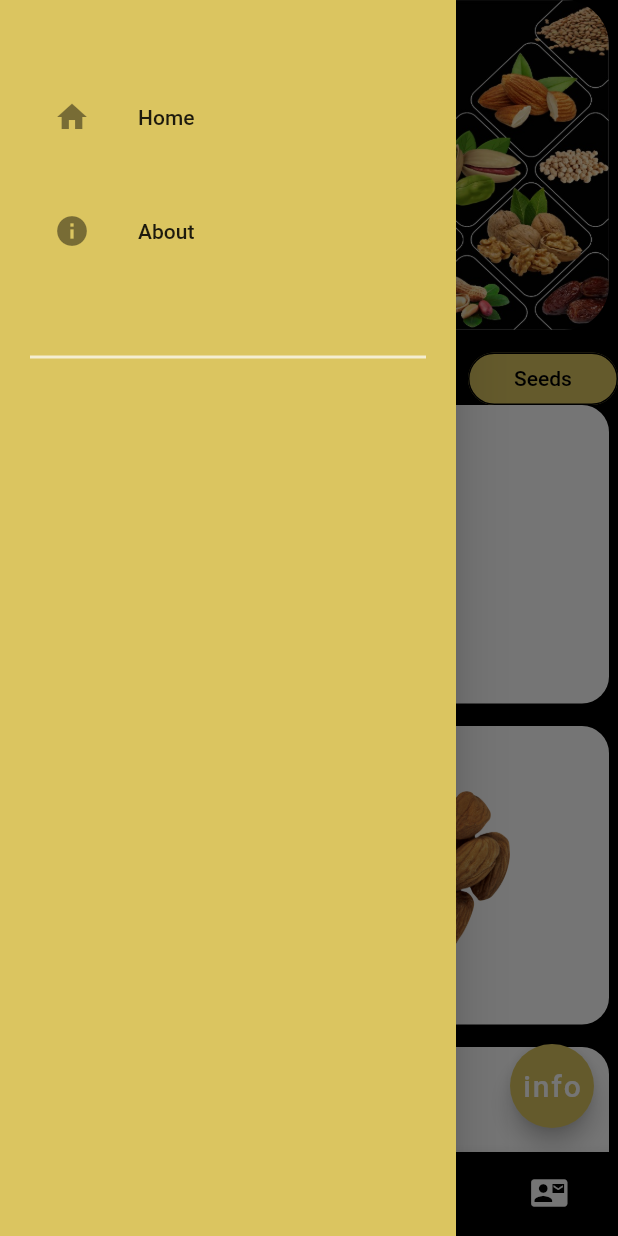
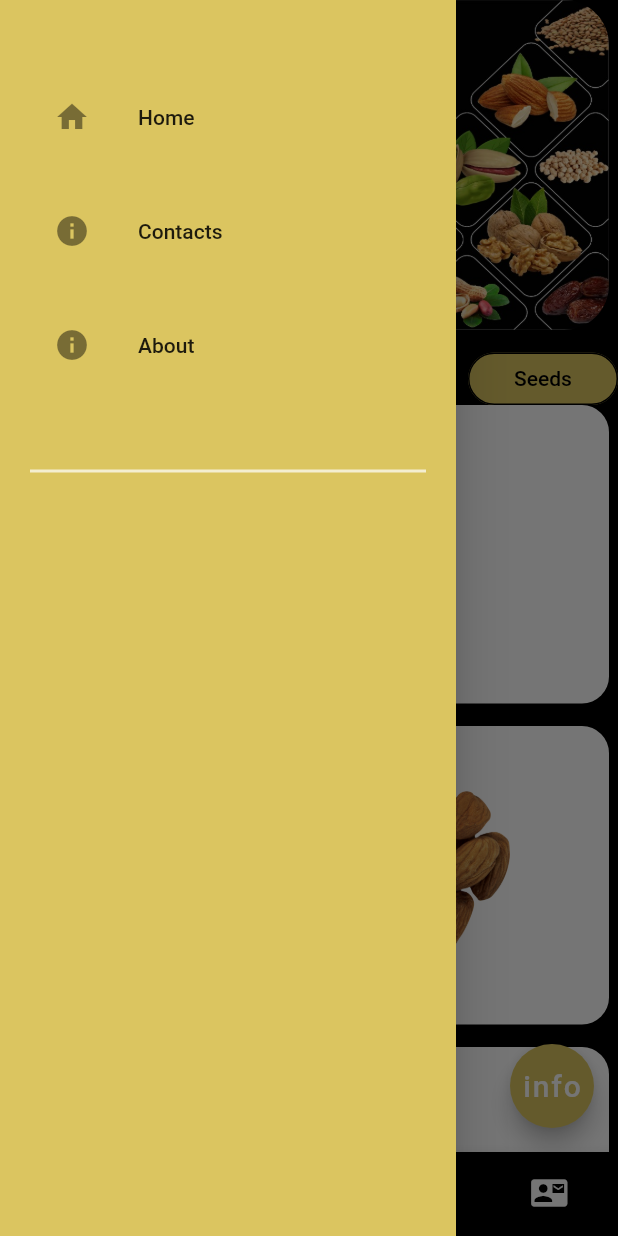
Before and after one commit to bahirbarak/meem_dry_fruits_app, a Flutter app: the screen it shows after launch, with the side drawer open, on a phone screen of 412 x 824 dp. Run offline on Flutter 3.47's test engine with Material 2 defaults, Android fonts, the phone set to English and light mode, and no system bars.

Commit message:
[feat] contact us item added to drawer

```diff
--- a/lib/widgets/navigation_drawer_widget.dart
+++ b/lib/widgets/navigation_drawer_widget.dart
@@ -1,5 +1,6 @@
 import 'package:flutter/material.dart';
 import 'package:meem_dry_fruits/screens/about.dart';
+import 'package:meem_dry_fruits/screens/contact_us.dart';
 import 'package:meem_dry_fruits/screens/home.dart';
 
 class NavigationDrawerWidget extends StatelessWidget {
@@ -20,6 +21,16 @@ class NavigationDrawerWidget extends StatelessWidget {
               leading: const Icon(Icons.home),
               onTap: () {
                 Navigator.pop(context);
+              },
+            ),
+            const Padding(padding: EdgeInsets.only(top: 20)),
+            ListTile(
+              title: const Text("Contacts"),
+              leading: const Icon(Icons.info),
+              onTap: () {
+                Navigator.pop(context);
+                Navigator.push(context,
+                    MaterialPageRoute(builder: (context) => const ContactUs()));
               },
             ),
             const Padding(padding: EdgeInsets.only(top: 20)),
```
